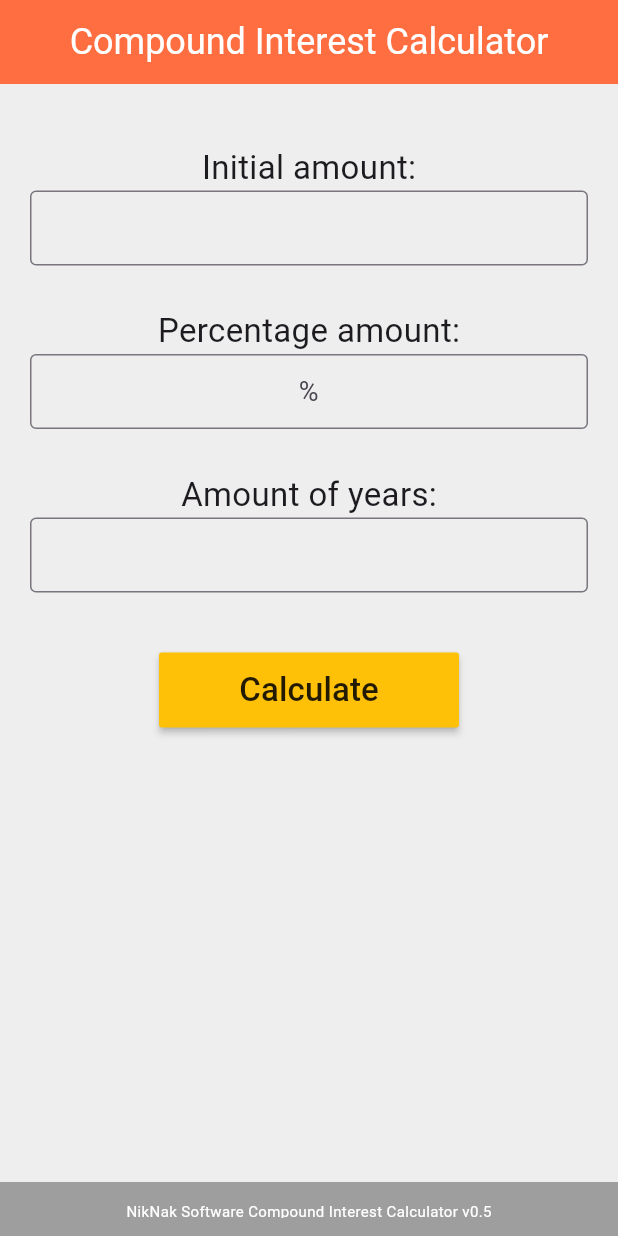
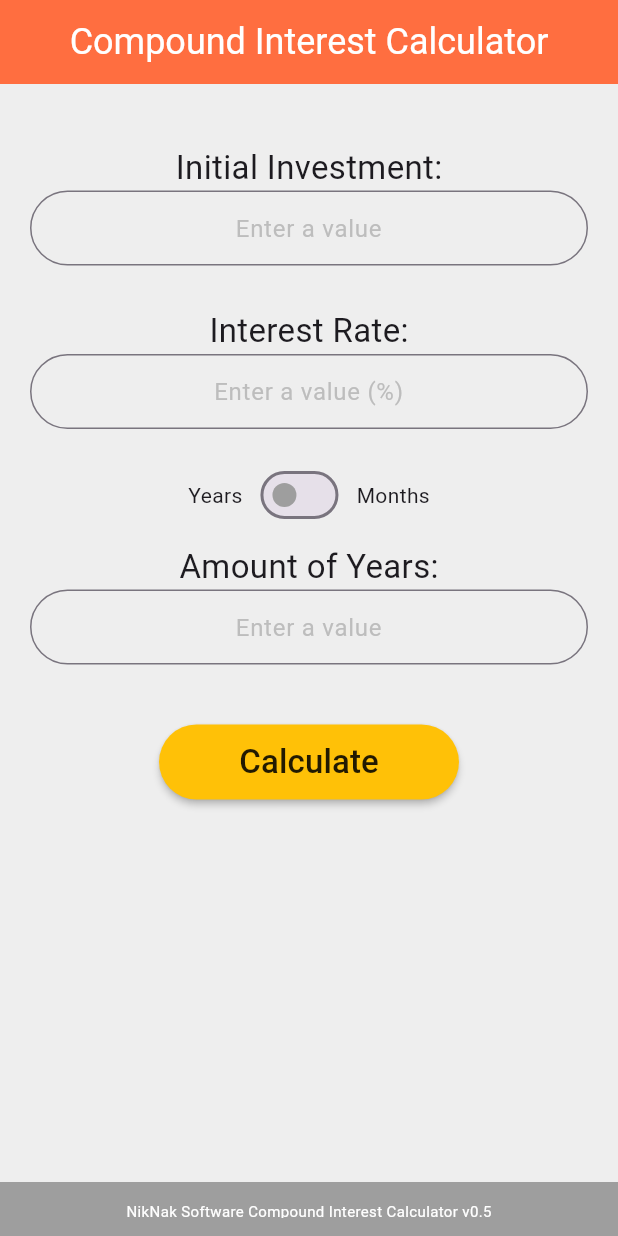
Before and after one commit to NikNakZA/compound-interest-calculator, a Flutter app: the screen it shows after launch, after a tap on "Calculate", on a phone screen of 412 x 824 dp. Run offline on Flutter 3.47's test engine with Material 3 defaults, Android fonts, the light colour scheme and no system bars.

Commit message:
Updated hint texts in TextFields

```diff
--- a/lib/compoundinterestcalculator.dart
+++ b/lib/compoundinterestcalculator.dart
@@ -5,19 +5,21 @@ class CompoundInterestCalculator {
   double initialAmount;
   double percentageAmount;
   double amountOfYears;
+  bool ifMonths;
 
   CompoundInterestCalculator(
       this.initialAmount,
       this.percentageAmount,
-      this.amountOfYears
+      this.amountOfYears,
+      this.ifMonths,
       );
 
 
   //Calculation method:
 
 
-  List<dynamic>? Calculation () {
-    List<dynamic> accumulatedYearlyInterest = [];
+  List<String> calculation () {
+    List<String> accumulatedYearlyInterest = [];
 
     double multiplier = 1 + (percentageAmount/100);
     double finalAmount = initialAmount;
@@ -36,7 +38,12 @@ class CompoundInterestCalculator {
       String periodInterestFormat = periodInterest.toStringAsFixed(2);
       totalInterestFormat = totalInterest.toStringAsFixed(2);
 
-      accumulatedYearlyInterest.add("Year $i: $finalAmountFormat \n Period interest: $periodInterestFormat\n\n");
+      if (ifMonths == false) {
+        accumulatedYearlyInterest.add(" Year $i: $finalAmountFormat \n Period interest: $periodInterestFormat\n\n");
+      }
+      else {
+        accumulatedYearlyInterest.add(" Month $i: $finalAmountFormat \n Period interest: $periodInterestFormat\n\n");
+      }
     }
 
     accumulatedYearlyInterest.add("Total Interest: $totalInterestFormat");
--- a/lib/main.dart
+++ b/lib/main.dart
@@ -30,6 +30,9 @@ class _CICalculatorState extends State<CICalculator> {
 
   @override
   Widget build(BuildContext context) {
+
+    String ifMonthsText = ifMonths ? "Amount of Months:" : "Amount of Years";
+
     return Scaffold(
       backgroundColor: Colors.grey[200],
       bottomNavigationBar: const BottomAppBar(
@@ -42,6 +45,7 @@ class _CICalculatorState extends State<CICalculator> {
       ),
       appBar: AppBar(
         backgroundColor: Colors.deepOrangeAccent,
+        shadowColor: Colors.black,
         title: const Center(child: Text("Compound Interest Calculator",
         style: TextStyle(color: Colors.white, fontSize: 24),
         )),
@@ -50,7 +54,7 @@ class _CICalculatorState extends State<CICalculator> {
         child: Column(children: [
           const Padding(
             padding: EdgeInsets.fromLTRB(8,40,8,0),
-            child: Text("Initial amount:",
+            child: Text("Initial Investment:",
                 style: TextStyle(fontSize: 22),
               ),
           ),
@@ -59,7 +63,12 @@ class _CICalculatorState extends State<CICalculator> {
             child: TextField(
               controller: _textController,
               textAlign: TextAlign.center,
-              decoration: const InputDecoration(border: OutlineInputBorder()),
+              decoration: InputDecoration(border: OutlineInputBorder(
+                borderRadius: BorderRadius.circular(50),
+              ),
+                hintText: "Enter a value", hintStyle: TextStyle(
+                    color: Colors.grey[400], fontSize: 16),
+              ),
               keyboardType: TextInputType.number,
               style: const TextStyle(fontSize: 18, height: 1,
               ),
@@ -67,7 +76,7 @@ class _CICalculatorState extends State<CICalculator> {
           ),
           const Padding(
             padding: EdgeInsets.fromLTRB(8,8,8,0),
-            child: Text("Percentage amount:",
+            child: Text("Interest Rate:",
             style: TextStyle(fontSize: 22),
             ),
           ),
@@ -76,17 +85,45 @@ class _CICalculatorState extends State<CICalculator> {
             child: TextField(
               controller: _textControllerTwo,
               textAlign: TextAlign.center,
-              decoration: const InputDecoration(border: OutlineInputBorder(),
-              hintText: "%"
+              decoration: InputDecoration(border: OutlineInputBorder(
+                  borderRadius: BorderRadius.circular(50)
+              ),
+              hintText: "Enter a value (%)", hintStyle: TextStyle(
+                    color: Colors.grey[400], fontSize: 16)
               ),
               keyboardType: TextInputType.number,
               style: const TextStyle(fontSize: 18, height: 1),
+
             ),
           ),
-          const Padding(
-            padding: EdgeInsets.fromLTRB(8,8,8,0),
-            child: Text("Amount of years:",
-              style: TextStyle(fontSize: 22),
+
+          Center(
+            child: Row(
+              mainAxisAlignment: MainAxisAlignment.center,
+              children: [const Padding(
+                padding: EdgeInsets.all(8.0),
+                child: Text("Years"),
+              ),
+                Switch(value: ifMonths, activeColor: Colors.grey,
+                    inactiveThumbColor: Colors.grey,
+                    onChanged: (isOn) {
+                      setState(() {
+                        ifMonths = isOn;
+                      });
+                    }
+                ),
+                const Padding(
+                  padding: EdgeInsets.all(8.0),
+                  child: Text("Months"),
+                ),
+              ],
+            ),
+          ),
+
+          Padding(
+            padding: const EdgeInsets.fromLTRB(8,8,8,0),
+            child: Text("$ifMonthsText:",
+              style: const TextStyle(fontSize: 22),
             ),
           ),
           Padding(
@@ -94,7 +131,12 @@ class _CICalculatorState extends State<CICalculator> {
             child: TextField(
               controller: _textControllerThree,
               textAlign: TextAlign.center,
-              decoration: const InputDecoration(border: OutlineInputBorder()),
+              decoration: InputDecoration(border: OutlineInputBorder(
+                  borderRadius: BorderRadius.circular(50)
+              ),
+                hintText: "Enter a value", hintStyle: TextStyle(
+                    color: Colors.grey[400], fontSize: 16),
+              ),
               keyboardType: TextInputType.number,
               style: const TextStyle(fontSize: 18, height: 1),
 
@@ -107,13 +149,16 @@ class _CICalculatorState extends State<CICalculator> {
                 percentageAmount = double.parse(_textControllerTwo.text);
                 amountOfYears = double.parse(_textControllerThree.text);
 
-                var results = CompoundInterestCalculator(initialAmount, percentageAmount, amountOfYears);
-                List<dynamic>? resultsList = results.Calculation();
-                resultsText = resultsList.toString();
+                var results = CompoundInterestCalculator(initialAmount, percentageAmount, amountOfYears, ifMonths);
+                List<String> resultsList = results.calculation();
+                resultsText = resultsList.join();
               });
             },
             height: 50, minWidth: 200,
             color: Colors.amber,
+            shape: RoundedRectangleBorder(
+              borderRadius: BorderRadius.circular(40),
+            ),
             child: const Text("Calculate",
               style: TextStyle(fontSize: 22),
               ),
```
